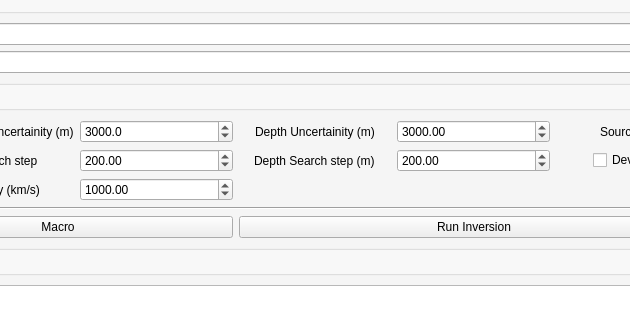
First picture: the form in loc_flow_isp/resources/designer_uis/loc_flow.ui, repository rcabdia/SurfQuake, before the edit; both pictures show x 162 to 792 and y 99 to 419 of the 1233 by 707 pixel window.
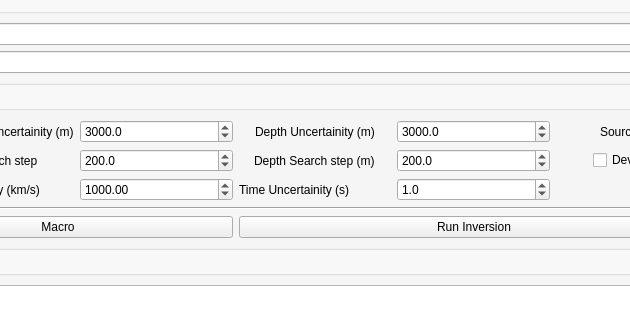
Second picture: the form after the edit. The open tabs and pages were chosen to show the change. Icons and pictures are not drawn.

```diff
--- a/loc_flow_isp/resources/designer_uis/loc_flow.ui
+++ b/loc_flow_isp/resources/designer_uis/loc_flow.ui
@@ -1554,6 +1554,9 @@
              <layout class="QGridLayout" name="gridLayout_22">
               <item row="1" column="3">
                <widget class="QDoubleSpinBox" name="depthSearchStepMTIDB">
+                <property name="decimals">
+                 <number>1</number>
+                </property>
                 <property name="maximum">
                  <double>1000.000000000000000</double>
                 </property>
@@ -1567,6 +1570,9 @@
               </item>
               <item row="1" column="1">
                <widget class="QDoubleSpinBox" name="HorizontalSeachStepMTIDB">
+                <property name="decimals">
+                 <number>1</number>
+                </property>
                 <property name="maximum">
                  <double>1000.000000000000000</double>
                 </property>
@@ -1694,6 +1700,9 @@
               </item>
               <item row="0" column="3">
                <widget class="QDoubleSpinBox" name="depthUncertainityMTIDB">
+                <property name="decimals">
+                 <number>1</number>
+                </property>
                 <property name="maximum">
                  <double>15000.000000000000000</double>
                 </property>
@@ -1736,6 +1745,26 @@
                 </property>
                </widget>
               </item>
+              <item row="3" column="2">
+               <widget class="QLabel" name="label_31">
+                <property name="text">
+                 <string>Time Uncertainity (s)</string>
+                </property>
+               </widget>
+              </item>
+              <item row="3" column="3">
+               <widget class="QDoubleSpinBox" name="timeUncertainityMTIDB">
+                <property name="decimals">
+                 <number>1</number>
+                </property>
+                <property name="maximum">
+                 <double>11.000000000000000</double>
+                </property>
+                <property name="value">
+                 <double>1.000000000000000</double>
+                </property>
+               </widget>
+              </item>
              </layout>
             </widget>
            </item>
```
Left out of the diff: 6 changed lines with no effect on the pictures.
